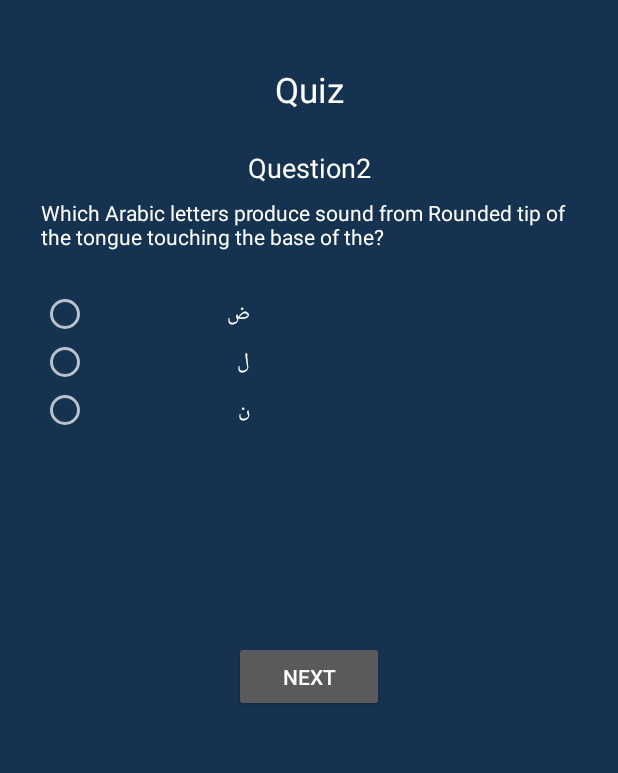
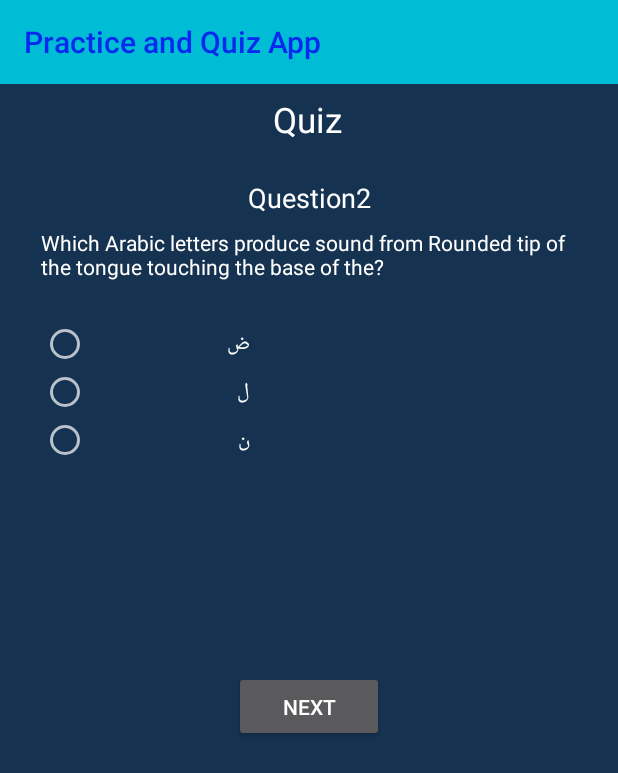
Before and after one commit to Transformer075/Practice_Quiz_App, an Android app: the activity_QuizQuestion2 screen opened directly, with no data from a screen before it, on a phone screen of 412 x 824 dp. Shown: the top 773 px of the screen. Run offline under Robolectric (Android 15) with nearby library versions, the phone set to English and light mode, and no system bars.

Commit message:
App Bar Quiz & Result Added

```diff
--- a/app/src/main/java/com/example/practicequizapp/activity_QuizQuestion2.java
+++ b/app/src/main/java/com/example/practicequizapp/activity_QuizQuestion2.java
@@ -1,6 +1,8 @@
 package com.example.practicequizapp;
 
+import androidx.appcompat.app.ActionBar;
 import androidx.appcompat.app.AppCompatActivity;
+import androidx.appcompat.widget.Toolbar;
 
 import android.content.Intent;
 import android.os.Bundle;
@@ -37,6 +39,7 @@ public class activity_QuizQuestion2 extends AppCompatActivity {
     int correctAnswerCount2 = 0;
     int randomNumber2;
     boolean go2 = false;
+    Toolbar toolbar4;
     @Override
     protected void onCreate(Bundle savedInstanceState) {
         super.onCreate(savedInstanceState);
@@ -52,6 +55,10 @@ public class activity_QuizQuestion2 extends AppCompatActivity {
         btn_radio2_3 = findViewById(R.id.btn_radio2_3);
         btn_next3 = findViewById(R.id.btn_next3);
         radioGroup2 = findViewById(R.id.radioGroup2);
+
+        toolbar4 = findViewById(R.id.toolbar4);
+        setSupportActionBar(toolbar4);
+
 
         Random rand = new Random();
         randomNumber2 = rand.nextInt(19);
--- a/app/src/main/java/com/example/practicequizapp/activity_QuizQuestion3.java
+++ b/app/src/main/java/com/example/practicequizapp/activity_QuizQuestion3.java
@@ -1,6 +1,8 @@
 package com.example.practicequizapp;
 
+import androidx.appcompat.app.ActionBar;
 import androidx.appcompat.app.AppCompatActivity;
+import androidx.appcompat.widget.Toolbar;
 
 import android.content.Intent;
 import android.os.Bundle;
@@ -34,6 +36,7 @@ public class activity_QuizQuestion3 extends AppCompatActivity {
     int correctAnswerCount3 = 0;
     int randomNumber3;
     boolean go3 = false;
+    Toolbar toolbar5;
     @Override
     protected void onCreate(Bundle savedInstanceState) {
         super.onCreate(savedInstanceState);
@@ -49,6 +52,9 @@ public class activity_QuizQuestion3 extends AppCompatActivity {
         btn_radio3_3 = findViewById(R.id.btn_radio3_3);
         btn_next4 = findViewById(R.id.btn_next4);
         radioGroup3 = findViewById(R.id.radioGroup3);
+
+        toolbar5 = findViewById(R.id.toolbar5);
+        setSupportActionBar(toolbar5);
 
         Random rand = new Random();
         randomNumber3 = rand.nextInt(19);
--- a/app/src/main/java/com/example/practicequizapp/activity_QuizQuestion4.java
+++ b/app/src/main/java/com/example/practicequizapp/activity_QuizQuestion4.java
@@ -1,6 +1,7 @@
 package com.example.practicequizapp;
 
 import androidx.appcompat.app.AppCompatActivity;
+import androidx.appcompat.widget.Toolbar;
 
 import android.content.Intent;
 import android.media.Image;
@@ -24,7 +25,7 @@ public class activity_QuizQuestion4 extends AppCompatActivity {
     RadioGroup radioGroup4;
     Button btn_result;
     int correctAnswerCount4 = 0;
-
+    Toolbar toolbar6;
     boolean go4 = false;
     @Override
     protected void onCreate(Bundle savedInstanceState) {
@@ -41,6 +42,9 @@ public class activity_QuizQuestion4 extends AppCompatActivity {
         btn_radio4_3 = findViewById(R.id.btn_radio4_3);
         btn_result = findViewById(R.id.btn_result);
         radioGroup4 = findViewById(R.id.radioGroup4);
+
+        toolbar6 = findViewById(R.id.toolbar6);
+        setSupportActionBar(toolbar6);
 
         Intent intent = getIntent();
         correctAnswerCount4 = intent.getIntExtra("correctAnswerCount4", 0);
--- a/app/src/main/java/com/example/practicequizapp/activity_three.java
+++ b/app/src/main/java/com/example/practicequizapp/activity_three.java
@@ -56,8 +56,6 @@ public class activity_three extends AppCompatActivity {
         toolbar3 = findViewById(R.id.toolbar3);
         setSupportActionBar(toolbar3);
 
-        ActionBar ab = getSupportActionBar();
-        ab.setDisplayHomeAsUpEnabled(true);
 
         Random rand = new Random();
         randomNumber = rand.nextInt(19);
--- a/app/src/main/res/layout/activity_quiz_question2.xml
+++ b/app/src/main/res/layout/activity_quiz_question2.xml
@@ -7,18 +7,33 @@
     android:background="#FF153250"
     tools:context=".activity_QuizQuestion2">
 
+    <androidx.appcompat.widget.Toolbar
+        android:id="@+id/toolbar4"
+        android:layout_width="match_parent"
+        android:layout_height="wrap_content"
+        android:background="#00BCD4"
+        android:minHeight="?attr/actionBarSize"
+        android:theme="?attr/actionBarTheme"
+        app:layout_constraintEnd_toEndOf="parent"
+        app:layout_constraintHorizontal_bias="1.0"
+        app:layout_constraintStart_toStartOf="parent"
+        app:layout_constraintTop_toTopOf="parent"
+        app:title="Practice and Quiz App"
+        app:titleTextColor="#0629EF" />
+
     <TextView
         android:id="@+id/textView6"
         android:layout_width="70dp"
         android:layout_height="wrap_content"
-        android:layout_marginTop="44dp"
+        android:layout_marginTop="8dp"
         android:text="@string/quiz"
         android:textAlignment="center"
         android:textColor="@color/white"
         android:textSize="23dp"
         app:layout_constraintEnd_toEndOf="parent"
+        app:layout_constraintHorizontal_bias="0.498"
         app:layout_constraintStart_toStartOf="parent"
-        app:layout_constraintTop_toTopOf="parent" />
+        app:layout_constraintTop_toBottomOf="@+id/toolbar4" />
 
     <TextView
         android:id="@+id/textView8"
```
Also changed, not shown: app/src/main/java/com/example/practicequizapp/activity_result.java (+7 -1 lines), app/src/main/res/layout/activity_quiz_question3.xml (+16 -2 lines), app/src/main/res/layout/activity_quiz_question4.xml (+16 -2 lines), app/src/main/res/layout/activity_result.xml (+16 -3 lines).
